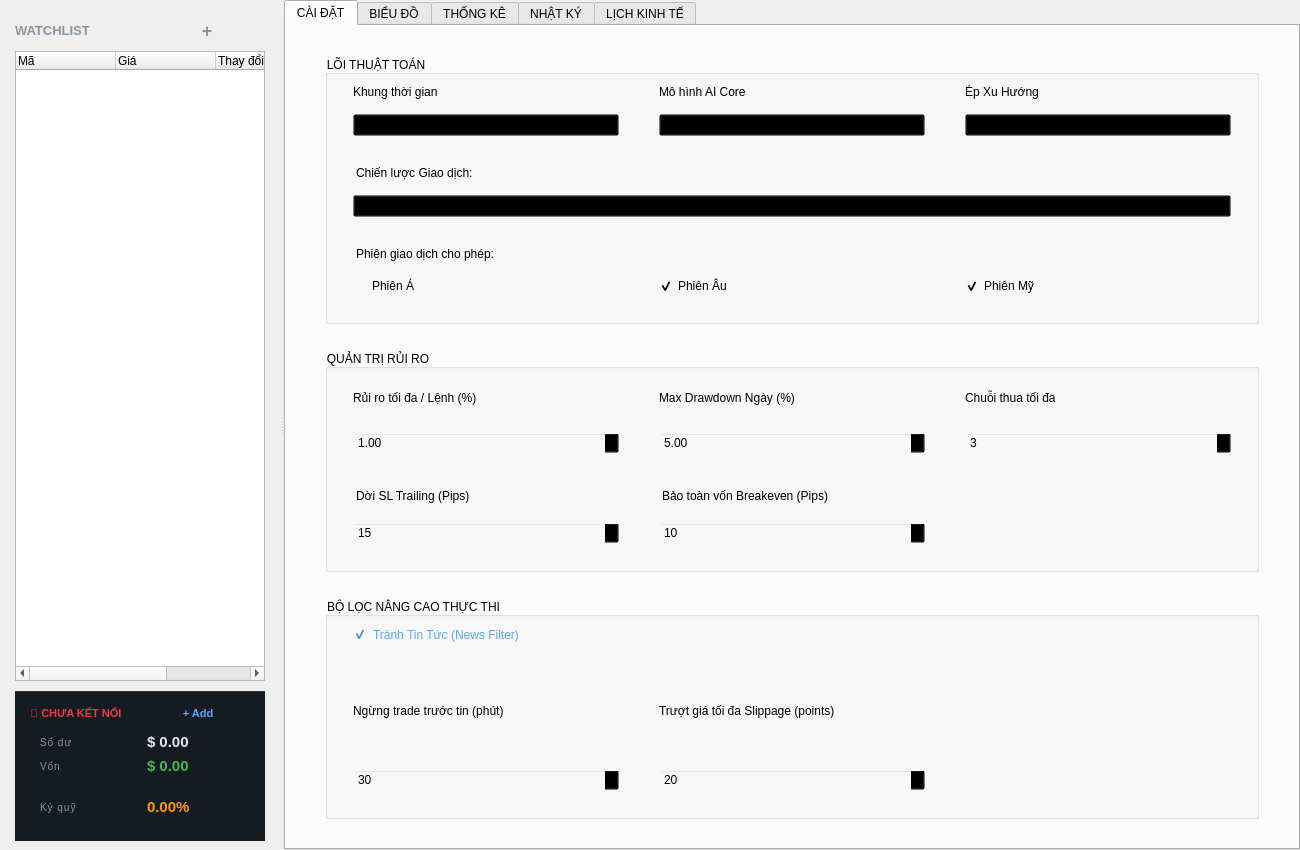
Before: the Qt Designer form Quant_AI_V2.2/quant_ai.ui in huuvongdeptrai/Quant_system, drawn with Qt 5.
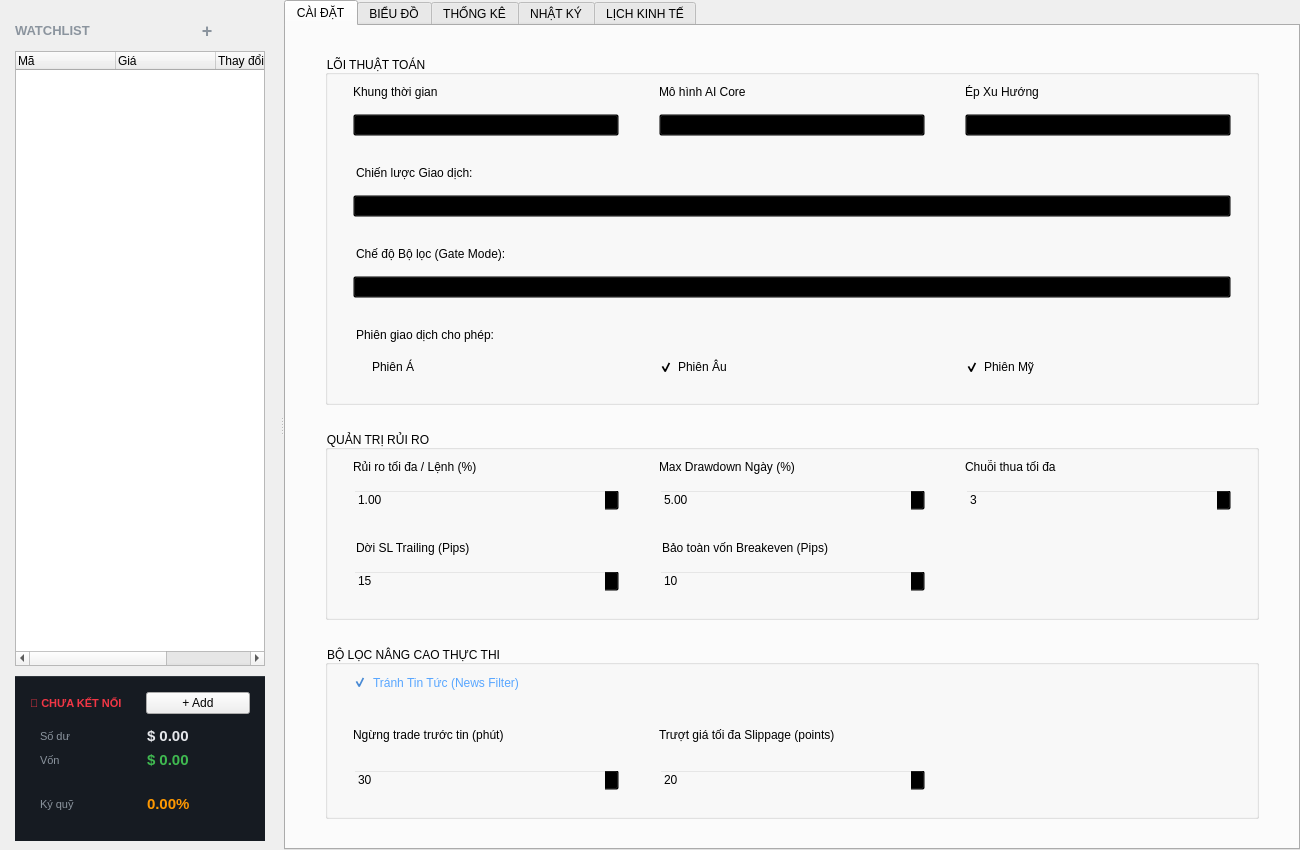
After: the same form once the commit is applied.

Patch:
```diff
--- a/Quant_AI_V2.2/quant_ai.ui
+++ b/Quant_AI_V2.2/quant_ai.ui
@@ -92,8 +92,8 @@
         <item>
          <widget class="QFrame" name="frameSidebarAccount">
           <property name="styleSheet"><string>QFrame#frameSidebarAccount { background-color: #161B22; border-top: 1px solid #30363D; border-bottom: none; border-left: none; border-right: none; }</string></property>
-          <property name="minimumSize"><size><width>0</width><height>150</height></size></property>
-          <property name="maximumSize"><size><width>16777215</width><height>150</height></size></property>
+          <property name="minimumSize"><size><width>0</width><height>165</height></size></property>
+          <property name="maximumSize"><size><width>16777215</width><height>165</height></size></property>
           <layout class="QVBoxLayout">
            <property name="spacing"><number>5</number></property>
            <property name="leftMargin"><number>15</number></property>
@@ -113,7 +113,7 @@
               <widget class="QPushButton" name="btnOpenLogin">
                <property name="text"><string>+ Add</string></property>
                <property name="cursor"><cursorShape>PointingHandCursor</cursorShape></property>
-               <property name="styleSheet"><string>QPushButton { background: transparent; color: #58A6FF; font-weight: bold; font-size: 11px; border: none; } QPushButton:hover { color: #79C0FF; }</string></property>
+               
               </widget>
              </item>
             </layout>
@@ -132,14 +132,14 @@
                <property name="spacing"><number>6</number></property>
                <item>
                 <layout class="QHBoxLayout">
-                 <item><widget class="QLabel"><property name="text"><string>Số dư</string></property><property name="styleSheet"><string>color: #8B949E; font-size: 10px; letter-spacing: 1px;</string></property></widget></item>
+                 <item><widget class="QLabel"><property name="text"><string>Số dư</string></property><property name="styleSheet"><string>color: #8B949E; font-size: 11px;</string></property></widget></item>
                  <item><spacer><property name="orientation"><enum>Qt::Horizontal</enum></property></spacer></item>
                  <item><widget class="QLabel" name="valBalance"><property name="text"><string>$ 0.00</string></property><property name="styleSheet"><string>color: #E5E7EB; font-size: 15px; font-weight: bold; font-family: "Consolas";</string></property></widget></item>
                 </layout>
                </item>
                <item>
                 <layout class="QHBoxLayout">
-                 <item><widget class="QLabel"><property name="text"><string>Vốn</string></property><property name="styleSheet"><string>color: #8B949E; font-size: 10px; letter-spacing: 1px;</string></property></widget></item>
+                 <item><widget class="QLabel"><property name="text"><string>Vốn</string></property><property name="styleSheet"><string>color: #8B949E; font-size: 11px;</string></property></widget></item>
                  <item><spacer><property name="orientation"><enum>Qt::Horizontal</enum></property></spacer></item>
                  <item><widget class="QLabel" name="valEquity"><property name="text"><string>$ 0.00</string></property><property name="styleSheet"><string>color: #3FB950; font-size: 15px; font-weight: bold; font-family: "Consolas";</string></property></widget></item>
                 </layout>
@@ -156,7 +156,7 @@
                <property name="topMargin"><number>8</number></property>
                <property name="rightMargin"><number>10</number></property>
                <property name="bottomMargin"><number>8</number></property>
-               <item><widget class="QLabel"><property name="text"><string>Ký quỹ</string></property><property name="styleSheet"><string>color: #8B949E; font-size: 10px; letter-spacing: 1px;</string></property></widget></item>
+               <item><widget class="QLabel"><property name="text"><string>Ký quỹ</string></property><property name="styleSheet"><string>color: #8B949E; font-size: 11px;</string></property></widget></item>
                <item><spacer><property name="orientation"><enum>Qt::Horizontal</enum></property></spacer></item>
                <item><widget class="QLabel" name="valMarginLevel"><property name="text"><string>0.00%</string></property><property name="styleSheet"><string>color: #FF9800; font-size: 15px; font-weight: bold; font-family: "Consolas";</string></property></widget></item>
               </layout>
@@ -210,10 +210,12 @@
                    <item row="1" column="2"><widget class="QComboBox" name="comboBias" /></item>
                    <item row="2" column="0" colspan="3"><widget class="QLabel"><property name="text"><string>Chiến lược Giao dịch:</string></property><property name="class"><string>settingLabel</string></property><property name="styleSheet"><string>margin-top: 15px;</string></property></widget></item>
                    <item row="3" column="0" colspan="3"><widget class="QComboBox" name="comboStrategy" /></item>
-                   <item row="4" column="0" colspan="3"><widget class="QLabel"><property name="text"><string>Phiên giao dịch cho phép:</string></property><property name="class"><string>settingLabel</string></property><property name="styleSheet"><string>margin-top: 15px;</string></property></widget></item>
-                   <item row="5" column="0"><widget class="QCheckBox"><property name="text"><string>Phiên Á</string></property></widget></item>
-                   <item row="5" column="1"><widget class="QCheckBox"><property name="text"><string>Phiên Âu</string></property><property name="checked"><bool>true</bool></property></widget></item>
-                   <item row="5" column="2"><widget class="QCheckBox"><property name="text"><string>Phiên Mỹ</string></property><property name="checked"><bool>true</bool></property></widget></item>
+                   <item row="4" column="0" colspan="3"><widget class="QLabel"><property name="text"><string>Chế độ Bộ lọc (Gate Mode):</string></property><property name="class"><string>settingLabel</string></property><property name="styleSheet"><string>margin-top: 15px;</string></property></widget></item>
+                   <item row="5" column="0" colspan="3"><widget class="QComboBox" name="comboGateMode" /></item>
+                   <item row="6" column="0" colspan="3"><widget class="QLabel"><property name="text"><string>Phiên giao dịch cho phép:</string></property><property name="class"><string>settingLabel</string></property><property name="styleSheet"><string>margin-top: 15px;</string></property></widget></item>
+                   <item row="7" column="0"><widget class="QCheckBox" name="chkSessionAsian"><property name="text"><string>Phiên Á</string></property></widget></item>
+                   <item row="7" column="1"><widget class="QCheckBox" name="chkSessionLondon"><property name="text"><string>Phiên Âu</string></property><property name="checked"><bool>true</bool></property></widget></item>
+                   <item row="7" column="2"><widget class="QCheckBox" name="chkSessionNY"><property name="text"><string>Phiên Mỹ</string></property><property name="checked"><bool>true</bool></property></widget></item>
                   </layout>
                  </widget>
                 </item>
@@ -227,13 +229,13 @@
                    <item row="0" column="0"><widget class="QLabel"><property name="text"><string>Rủi ro tối đa / Lệnh (%)</string></property><property name="class"><string>settingLabel</string></property></widget></item>
                    <item row="0" column="1"><widget class="QLabel"><property name="text"><string>Max Drawdown Ngày (%)</string></property><property name="class"><string>settingLabel</string></property></widget></item>
                    <item row="0" column="2"><widget class="QLabel"><property name="text"><string>Chuỗi thua tối đa</string></property><property name="class"><string>settingLabel</string></property></widget></item>
-                   <item row="1" column="0"><widget class="QDoubleSpinBox"><property name="value"><double>1.0</double></property></widget></item>
-                   <item row="1" column="1"><widget class="QDoubleSpinBox"><property name="value"><double>5.0</double></property></widget></item>
-                   <item row="1" column="2"><widget class="QSpinBox"><property name="value"><number>3</number></property></widget></item>
+                   <item row="1" column="0"><widget class="QDoubleSpinBox" name="spinRiskPerTrade"><property name="value"><double>1.0</double></property></widget></item>
+                   <item row="1" column="1"><widget class="QDoubleSpinBox" name="spinMaxDrawdown"><property name="value"><double>5.0</double></property></widget></item>
+                   <item row="1" column="2"><widget class="QSpinBox" name="spinMaxLosingStreak"><property name="value"><number>3</number></property></widget></item>
                    <item row="2" column="0"><widget class="QLabel"><property name="text"><string>Dời SL Trailing (Pips)</string></property><property name="class"><string>settingLabel</string></property><property name="styleSheet"><string>margin-top: 15px;</string></property></widget></item>
                    <item row="2" column="1"><widget class="QLabel"><property name="text"><string>Bảo toàn vốn Breakeven (Pips)</string></property><property name="class"><string>settingLabel</string></property><property name="styleSheet"><string>margin-top: 15px;</string></property></widget></item>
-                   <item row="3" column="0"><widget class="QSpinBox"><property name="value"><number>15</number></property></widget></item>
-                   <item row="3" column="1"><widget class="QSpinBox"><property name="value"><number>10</number></property></widget></item>
+                   <item row="3" column="0"><widget class="QSpinBox" name="spinTrailingPips"><property name="value"><number>15</number></property></widget></item>
+                   <item row="3" column="1"><widget class="QSpinBox" name="spinBreakevenPips"><property name="value"><number>10</number></property></widget></item>
                   </layout>
                  </widget>
                 </item>
@@ -244,12 +246,12 @@
                   <layout class="QGridLayout">
                    <property name="horizontalSpacing"><number>40</number></property><property name="verticalSpacing"><number>15</number></property>
                    <property name="leftMargin"><number>25</number></property><property name="topMargin"><number>10</number></property><property name="rightMargin"><number>25</number></property><property name="bottomMargin"><number>25</number></property>
-                   <item row="0" column="0" colspan="3"><widget class="QCheckBox"><property name="text"><string>Tránh Tin Tức (News Filter)</string></property><property name="checked"><bool>true</bool></property><property name="styleSheet"><string>color: #58A6FF; margin-bottom: 10px;</string></property></widget></item>
+                   <item row="0" column="0" colspan="3"><widget class="QCheckBox" name="chkNewsFilter"><property name="text"><string>Tránh Tin Tức (News Filter)</string></property><property name="checked"><bool>true</bool></property><property name="styleSheet"><string>color: #58A6FF; margin-bottom: 10px;</string></property></widget></item>
                    <item row="1" column="0"><widget class="QLabel"><property name="text"><string>Ngừng trade trước tin (phút)</string></property><property name="class"><string>settingLabel</string></property></widget></item>
                    <item row="1" column="1"><widget class="QLabel"><property name="text"><string>Trượt giá tối đa Slippage (points)</string></property><property name="class"><string>settingLabel</string></property></widget></item>
                    <item row="1" column="2"><widget class="QLabel"><property name="text"><string /></property></widget></item>
-                   <item row="2" column="0"><widget class="QSpinBox"><property name="value"><number>30</number></property></widget></item>
-                   <item row="2" column="1"><widget class="QSpinBox"><property name="value"><number>20</number></property></widget></item>
+                   <item row="2" column="0"><widget class="QSpinBox" name="spinNewsPause"><property name="value"><number>30</number></property></widget></item>
+                   <item row="2" column="1"><widget class="QSpinBox" name="spinSlippage"><property name="value"><number>20</number></property></widget></item>
                   </layout>
                  </widget>
                 </item>
```
